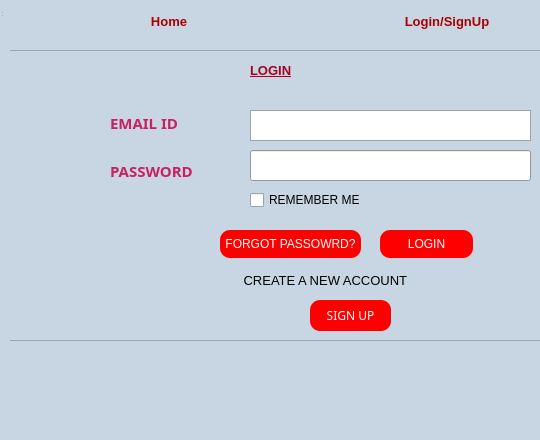
The window that LoginWindow.ui (sarthakforwet/Attendance-Record-Management-System) describes before a commit, drawn with Qt 5.
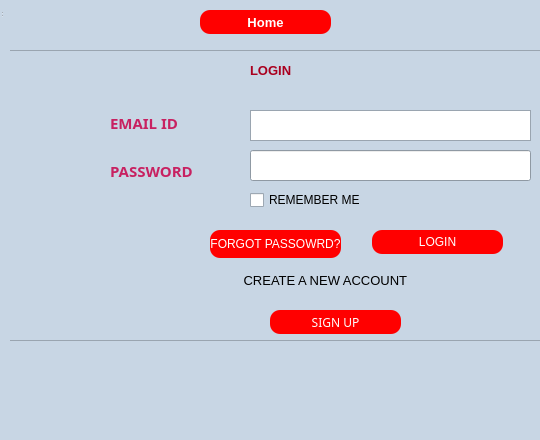
The same window after the commit.

Patch:
```diff
--- a/LoginWindow.ui
+++ b/LoginWindow.ui
@@ -163,9 +163,9 @@
     <widget class="QPushButton" name="forgotPassBtn">
      <property name="geometry">
       <rect>
-       <x>260</x>
+       <x>250</x>
        <y>180</y>
-       <width>141</width>
+       <width>131</width>
        <height>28</height>
       </rect>
      </property>
@@ -184,10 +184,10 @@
     <widget class="QPushButton" name="SignUp">
      <property name="geometry">
       <rect>
-       <x>350</x>
-       <y>250</y>
-       <width>81</width>
-       <height>31</height>
+       <x>310</x>
+       <y>260</y>
+       <width>131</width>
+       <height>24</height>
       </rect>
      </property>
      <property name="palette">
@@ -628,10 +628,10 @@
     <widget class="QPushButton" name="loginBtn">
      <property name="geometry">
       <rect>
-       <x>420</x>
+       <x>412</x>
        <y>180</y>
-       <width>93</width>
-       <height>28</height>
+       <width>131</width>
+       <height>24</height>
       </rect>
      </property>
      <property name="styleSheet">
@@ -730,7 +730,7 @@
        <pointsize>10</pointsize>
        <weight>75</weight>
        <bold>true</bold>
-       <underline>true</underline>
+       <underline>false</underline>
       </font>
      </property>
      <property name="focusPolicy">
@@ -760,9 +760,9 @@
    <widget class="QPushButton" name="home">
     <property name="geometry">
      <rect>
-      <x>9</x>
-      <y>9</y>
-      <width>300</width>
+      <x>190</x>
+      <y>10</y>
+      <width>131</width>
       <height>24</height>
      </rect>
     </property>
@@ -793,10 +793,55 @@
     <property name="palette">
      <palette>
       <active>
+       <colorrole role="WindowText">
+        <brush brushstyle="SolidPattern">
+         <color alpha="255">
+          <red>255</red>
+          <green>255</green>
+          <blue>255</blue>
+         </color>
+        </brush>
+       </colorrole>
+       <colorrole role="Button">
+        <brush brushstyle="SolidPattern">
+         <color alpha="255">
+          <red>255</red>
+          <green>0</green>
+          <blue>0</blue>
+         </color>
+        </brush>
+       </colorrole>
+       <colorrole role="Text">
+        <brush brushstyle="SolidPattern">
+         <color alpha="255">
+          <red>255</red>
+          <green>255</green>
+          <blue>255</blue>
+         </color>
+        </brush>
+       </colorrole>
        <colorrole role="ButtonText">
         <brush brushstyle="SolidPattern">
          <color alpha="255">
-          <red>170</red>
+          <red>255</red>
+          <green>255</green>
+          <blue>255</blue>
+         </color>
+        </brush>
+       </colorrole>
+       <colorrole role="Base">
+        <brush brushstyle="SolidPattern">
+         <color alpha="255">
+          <red>255</red>
+          <green>0</green>
+          <blue>0</blue>
+         </color>
+        </brush>
+       </colorrole>
+       <colorrole role="Window">
+        <brush brushstyle="SolidPattern">
+         <color alpha="255">
+          <red>255</red>
           <green>0</green>
           <blue>0</blue>
          </color>
@@ -804,10 +849,55 @@
        </colorrole>
       </active>
       <inactive>
+       <colorrole role="WindowText">
+        <brush brushstyle="SolidPattern">
+         <color alpha="255">
+          <red>255</red>
+          <green>255</green>
+          <blue>255</blue>
+         </color>
+        </brush>
+       </colorrole>
+       <colorrole role="Button">
+        <brush brushstyle="SolidPattern">
+         <color alpha="255">
+          <red>255</red>
+          <green>0</green>
+          <blue>0</blue>
+         </color>
+        </brush>
+       </colorrole>
+       <colorrole role="Text">
+        <brush brushstyle="SolidPattern">
+         <color alpha="255">
+          <red>255</red>
+          <green>255</green>
+          <blue>255</blue>
+         </color>
+        </brush>
+       </colorrole>
        <colorrole role="ButtonText">
         <brush brushstyle="SolidPattern">
          <color alpha="255">
-          <red>170</red>
+          <red>255</red>
+          <green>255</green>
+          <blue>255</blue>
+         </color>
+        </brush>
+       </colorrole>
+       <colorrole role="Base">
+        <brush brushstyle="SolidPattern">
+         <color alpha="255">
+          <red>255</red>
+          <green>0</green>
+          <blue>0</blue>
+         </color>
+        </brush>
+       </colorrole>
+       <colorrole role="Window">
+        <brush brushstyle="SolidPattern">
+         <color alpha="255">
+          <red>255</red>
           <green>0</green>
           <blue>0</blue>
          </color>
@@ -815,12 +905,57 @@
        </colorrole>
       </inactive>
       <disabled>
+       <colorrole role="WindowText">
+        <brush brushstyle="SolidPattern">
+         <color alpha="255">
+          <red>255</red>
+          <green>255</green>
+          <blue>255</blue>
+         </color>
+        </brush>
+       </colorrole>
+       <colorrole role="Button">
+        <brush brushstyle="SolidPattern">
+         <color alpha="255">
+          <red>255</red>
+          <green>0</green>
+          <blue>0</blue>
+         </color>
+        </brush>
+       </colorrole>
+       <colorrole role="Text">
+        <brush brushstyle="SolidPattern">
+         <color alpha="255">
+          <red>255</red>
+          <green>255</green>
+          <blue>255</blue>
+         </color>
+        </brush>
+       </colorrole>
        <colorrole role="ButtonText">
         <brush brushstyle="SolidPattern">
          <color alpha="255">
-          <red>120</red>
-          <green>120</green>
-          <blue>120</blue>
+          <red>255</red>
+          <green>255</green>
+          <blue>255</blue>
+         </color>
+        </brush>
+       </colorrole>
+       <colorrole role="Base">
+        <brush brushstyle="SolidPattern">
+         <color alpha="255">
+          <red>255</red>
+          <green>0</green>
+          <blue>0</blue>
+         </color>
+        </brush>
+       </colorrole>
+       <colorrole role="Window">
+        <brush brushstyle="SolidPattern">
+         <color alpha="255">
+          <red>255</red>
+          <green>0</green>
+          <blue>0</blue>
          </color>
         </brush>
        </colorrole>
@@ -838,6 +973,14 @@
     <property name="autoFillBackground">
      <bool>false</bool>
     </property>
+    <property name="styleSheet">
+     <string notr="true">QPushButton{
+	background-color: rgb(255,0, 0);
+	border-radius:10px;
+	color:#FFFFFF
+}
+</string>
+    </property>
     <property name="text">
      <string>Home</string>
     </property>
@@ -851,121 +994,6 @@
      <bool>true</bool>
     </property>
    </widget>
-   <widget class="QPushButton" name="login_signUp">
-    <property name="geometry">
-     <rect>
-      <x>337</x>
-      <y>9</y>
-      <width>200</width>
-      <height>24</height>
-     </rect>
-    </property>
-    <property name="palette">
-     <palette>
-      <active>
-       <colorrole role="WindowText">
-        <brush brushstyle="SolidPattern">
-         <color alpha="255">
-          <red>170</red>
-          <green>0</green>
-          <blue>0</blue>
-         </color>
-        </brush>
-       </colorrole>
-       <colorrole role="Text">
-        <brush brushstyle="SolidPattern">
-         <color alpha="255">
-          <red>170</red>
-          <green>0</green>
-          <blue>0</blue>
-         </color>
-        </brush>
-       </colorrole>
-       <colorrole role="ButtonText">
-        <brush brushstyle="SolidPattern">
-         <color alpha="255">
-          <red>170</red>
-          <green>0</green>
-          <blue>0</blue>
-         </color>
-        </brush>
-       </colorrole>
-      </active>
-      <inactive>
-       <colorrole role="WindowText">
-        <brush brushstyle="SolidPattern">
-         <color alpha="255">
-          <red>170</red>
-          <green>0</green>
-          <blue>0</blue>
-         </color>
-        </brush>
-       </colorrole>
-       <colorrole role="Text">
-        <brush brushstyle="SolidPattern">
-         <color alpha="255">
-          <red>170</red>
-          <green>0</green>
-          <blue>0</blue>
-         </color>
-        </brush>
-       </colorrole>
-       <colorrole role="ButtonText">
-        <brush brushstyle="SolidPattern">
-         <color alpha="255">
-          <red>170</red>
-          <green>0</green>
-          <blue>0</blue>
-         </color>
-        </brush>
-       </colorrole>
-      </inactive>
-      <disabled>
-       <colorrole role="WindowText">
-        <brush brushstyle="SolidPattern">
-         <color alpha="255">
-          <red>120</red>
-          <green>120</green>
-          <blue>120</blue>
-         </color>
-        </brush>
-       </colorrole>
-       <colorrole role="Text">
-        <brush brushstyle="SolidPattern">
-         <color alpha="255">
-          <red>120</red>
-          <green>120</green>
-          <blue>120</blue>
-         </color>
-        </brush>
-       </colorrole>
-       <colorrole role="ButtonText">
-        <brush brushstyle="SolidPattern">
-         <color alpha="255">
-          <red>120</red>
-          <green>120</green>
-          <blue>120</blue>
-         </color>
-        </brush>
-       </colorrole>
-      </disabled>
-     </palette>
-    </property>
-    <property name="font">
-     <font>
-      <family>Arial</family>
-      <pointsize>10</pointsize>
-      <weight>75</weight>
-      <bold>true</bold>
-     </font>
-    </property>
-    <property name="text">
-     <string>Login/SignUp</string>
-    </property>
-    <property name="flat">
-     <bool>true</bool>
-    </property>
-   </widget>
    <widget class="QPushButton" name="devInfo">
     <property name="geometry">
      <rect>
```
Left out of the diff: 6 changed lines with no effect on the pictures.
